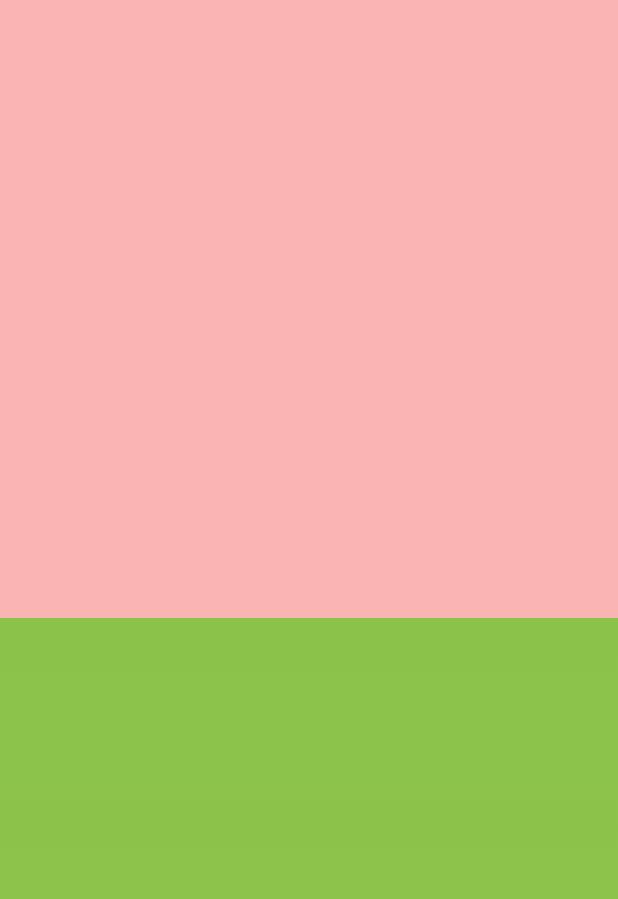
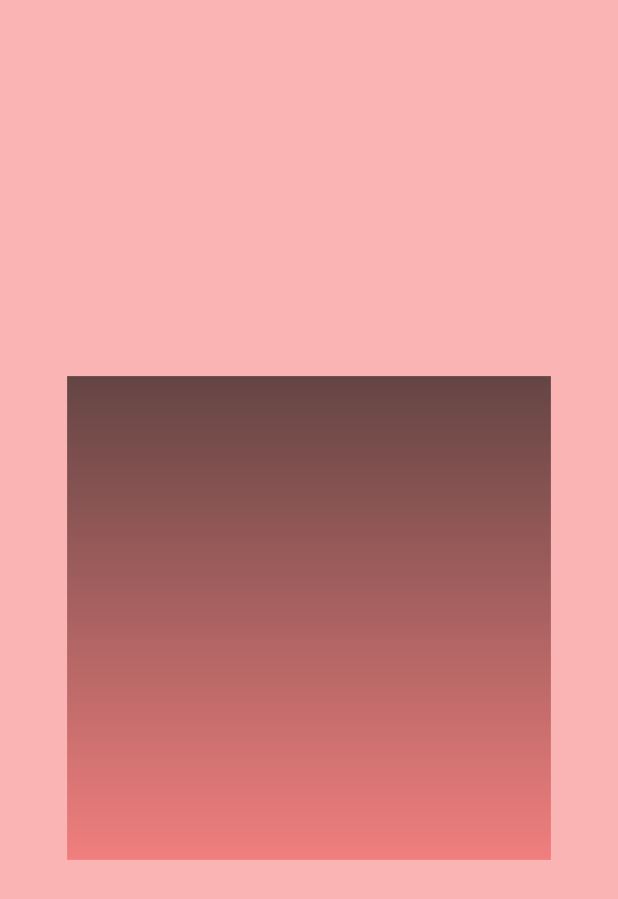
Before and after one commit to paulsump/songo, a Flutter app: the screen it shows after launch, on a phone screen of 412 x 824 dp. Shown: the top 899 px of the screen. Run offline on Flutter 3.47's test engine with Material 2 defaults, Android fonts, the phone set to English and light mode, and no system bars.

Commit message:
unit horizon and zoom

```diff
--- a/lib/gestures/pan_zoom.dart
+++ b/lib/gestures/pan_zoom.dart
@@ -38,6 +38,7 @@
   void initializeScale(double value) {
     assert(scale == 0);
     _scale = value;
+    out(scale);
   }
 
   void setScale(double value) {
--- a/lib/gestures/tapper.dart
+++ b/lib/gestures/tapper.dart
@@ -1,13 +1,15 @@
 import 'package:flutter/material.dart';
 import 'package:songo/gestures/gesture_handler.dart';
 import 'package:songo/out.dart';
+import 'package:songo/view/unit_to_screen.dart';
 
 const noWarn = out;
 
 class Tapper implements TapGestureHandler {
   @override
   void tapDown(Offset point, BuildContext context) {
-    // out(point);
+    final unit = screenToUnit(point, context);
+    out(unit);
   }
 
   @override
--- a/lib/main.dart
+++ b/lib/main.dart
@@ -40,7 +40,7 @@
 
               // Initialize once only
               if (panZoomNotifier.scale == 0) {
-                panZoomNotifier.initializeScale(screenAdjust(0.7, context));
+                panZoomNotifier.initializeScale(screenAdjust(0.019, context));
 
               }
               // final
--- a/lib/view/hue.dart
+++ b/lib/view/hue.dart
@@ -41,7 +41,7 @@
   static final Color menu = _darkBLT.withOpacity(0.4);
   static final Color scrim = _darkBLT.withOpacity(0.5);
 
-  static const Color horizon = Colors.lightGreen;
+  static final Color horizon = _darkBLT;
 }
 
 Color _getTweenBLtoBRColor(double t) =>
```
Also changed, not shown: lib/view/horizon.dart (+5 -5 lines).
